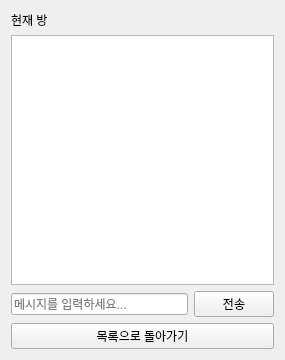
Above: ui/chatroomui.ui from didwnsgur999/Trpg_Table before the change. Below: the same form after it.
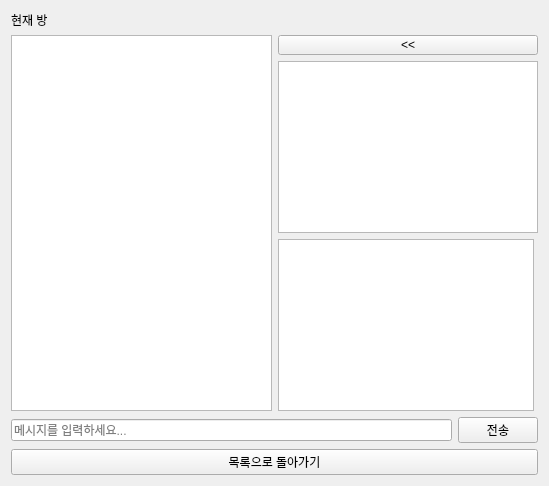
That is the form after the change.

```diff
--- a/ui/chatroomui.ui
+++ b/ui/chatroomui.ui
@@ -6,14 +6,16 @@
    <rect>
     <x>0</x>
     <y>0</y>
-    <width>285</width>
-    <height>360</height>
+    <width>549</width>
+    <height>486</height>
    </rect>
   </property>
   <property name="windowTitle">
    <string>Chat Room</string>
   </property>
-  <layout class="QVBoxLayout" name="verticalLayout">
+  <layout class="QVBoxLayout" name="verticalLayout_3">
+   <item>
+    <layout class="QVBoxLayout" name="verticalLayout_2">
    <item>
     <widget class="QLabel" name="currentRoomNameLabel">
      <property name="text">
@@ -22,6 +24,8 @@
     </widget>
    </item>
    <item>
+      <layout class="QHBoxLayout" name="horizontalLayout_2">
+       <item>
     <widget class="QTextEdit" name="chatTextEdit">
      <property name="readOnly">
       <bool>true</bool>
@@ -29,6 +33,44 @@
     </widget>
    </item>
    <item>
+        <layout class="QVBoxLayout" name="verticalLayout">
+         <item>
+          <widget class="QPushButton" name="UserListButton">
+           <property name="sizePolicy">
+            <sizepolicy hsizetype="Minimum" vsizetype="Fixed">
+             <horstretch>0</horstretch>
+             <verstretch>0</verstretch>
+            </sizepolicy>
+           </property>
+           <property name="minimumSize">
+            <size>
+             <width>20</width>
+             <height>20</height>
+            </size>
+           </property>
+           <property name="text">
+            <string>&lt;&lt;</string>
+           </property>
+          </widget>
+         </item>
+         <item>
+          <widget class="QListWidget" name="RoomUserListWidget"/>
+         </item>
+         <item>
+          <widget class="QListWidget" name="UserListWidget">
+           <property name="sizePolicy">
+            <sizepolicy hsizetype="Maximum" vsizetype="Expanding">
+             <horstretch>0</horstretch>
+             <verstretch>0</verstretch>
+            </sizepolicy>
+           </property>
+          </widget>
+         </item>
+        </layout>
+       </item>
+      </layout>
+     </item>
+     <item>
     <layout class="QHBoxLayout" name="horizontalLayout">
      <item>
       <widget class="QLineEdit" name="messageLineEdit">
@@ -52,6 +94,8 @@
       <string>목록으로 돌아가기</string>
      </property>
     </widget>
+     </item>
+    </layout>
    </item>
   </layout>
  </widget>
```
Lines whose indentation alone changed are shown as unchanged.
